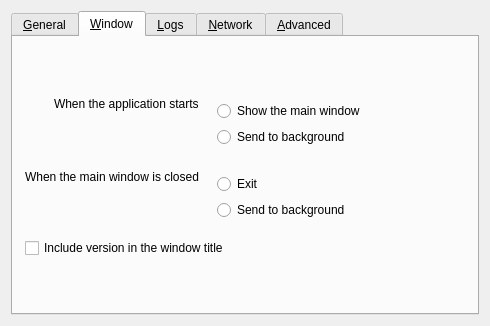
First picture: the form in src/lib/gui/dialogs/SettingsDialog.ui, repository youxia173/DeskConnect, before the edit.
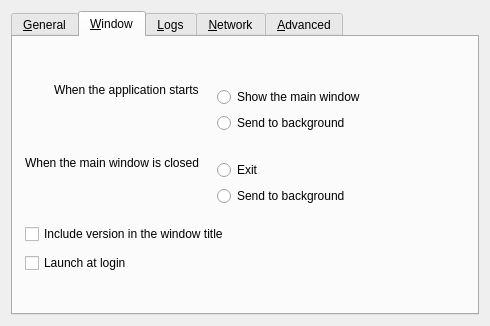
Second picture: the form after the edit. The open tabs and pages were chosen to show the change. Icons and pictures are not drawn.

Diff of the .ui file:
```diff
--- a/src/lib/gui/dialogs/SettingsDialog.ui
+++ b/src/lib/gui/dialogs/SettingsDialog.ui
@@ -236,6 +236,16 @@
          </property>
         </widget>
        </item>
+       <item>
+        <widget class="QCheckBox" name="cbLaunchAtLogin">
+         <property name="toolTip">
+          <string>Start the application automatically when you log in to this computer</string>
+         </property>
+         <property name="text">
+          <string>Launch at login</string>
+         </property>
+        </widget>
+       </item>
        <item>
         <spacer name="verticalSpacer_11">
          <property name="orientation">
```
